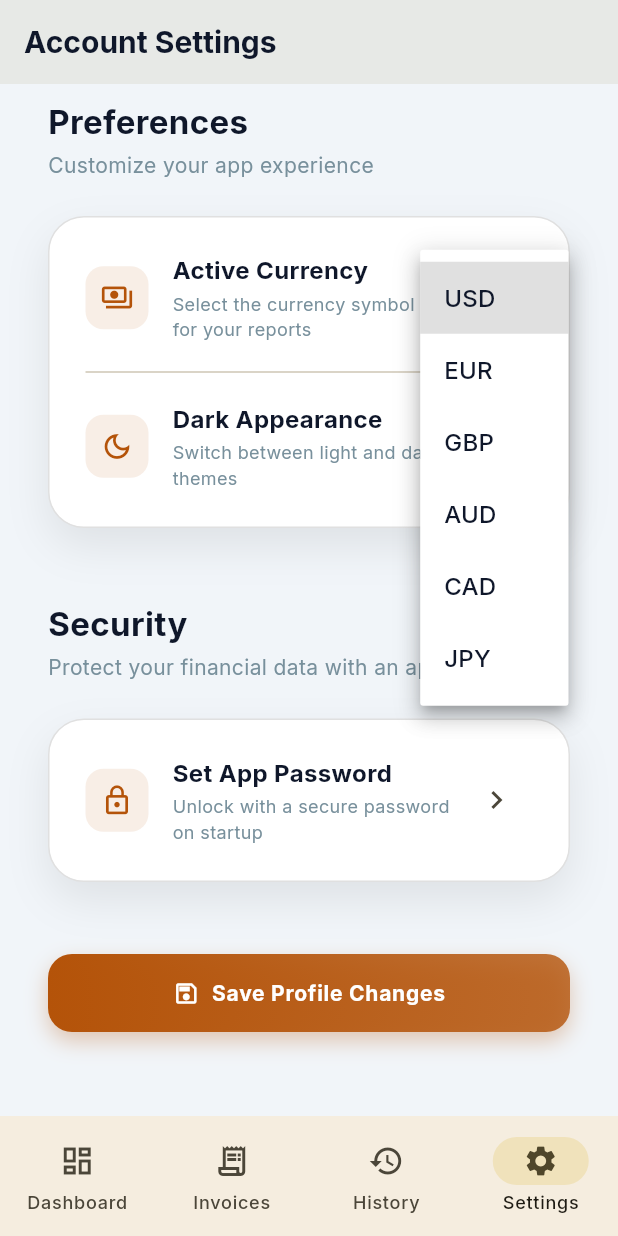
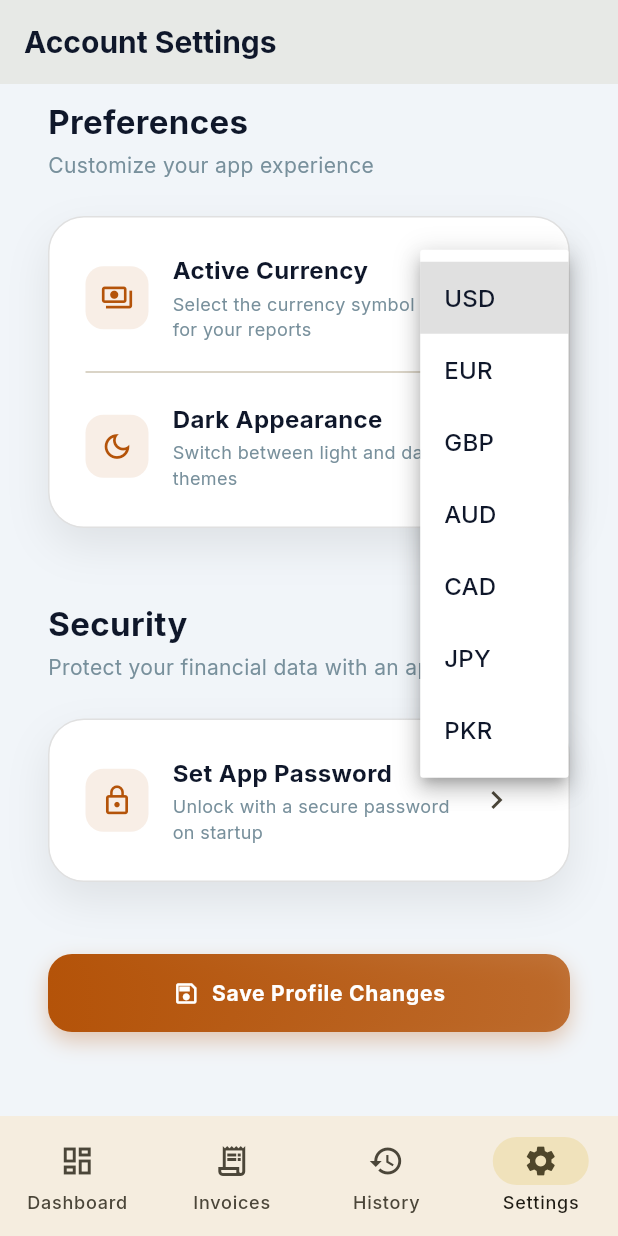
Before and after one commit to zubaidkhandev/invoiceFlow, a Flutter app: the screen it shows after launch, item 4 of the bottom bar chosen, scrolled down 576 dp, after a tap on "USD", on a phone screen of 412 x 824 dp. Run offline on Flutter 3.47's test engine with Material 3 defaults, Android fonts, the phone set to English and light mode, and no system bars; our stand-ins replace fl_chart, flutter_bloc, google_fonts, hive_flutter, image_picker, pdf and 1 more; accounts and stored records are empty.

Commit message:
Debug code

```diff
--- a/lib/screens/create_invoice_screen.dart
+++ b/lib/screens/create_invoice_screen.dart
@@ -413,7 +413,8 @@ class _CreateInvoiceScreenState extends State<CreateInvoiceScreen> {
               initialValue: item.unitPrice.toString(),
               keyboardType: TextInputType.number,
               decoration: InputDecoration(
-                  hintText: 'Price', prefixText: currency == 'USD' ? '\$' : ''),
+                  hintText: 'Price',
+                  prefixText: AppFormatters.getCurrencySymbol(currency)),
               onChanged: (v) => setState(() => _items[index] =
                   item.copyWith(unitPrice: double.tryParse(v) ?? 0)),
             ),
--- a/lib/services/pdf_service.dart
+++ b/lib/services/pdf_service.dart
@@ -445,7 +445,7 @@ class PdfService {
                         fontWeight: pw.FontWeight.bold,
                         color: accentColor)),
                 pw.SizedBox(height: 4),
-                pw.Text('Generated by ClinchX',
+                pw.Text('Generated by ClenchX',
                     style: pw.TextStyle(
                         fontSize: 7,
                         color: PdfColors.grey400,
--- a/lib/utils/constants.dart
+++ b/lib/utils/constants.dart
@@ -1,3 +1,3 @@
 class AppConstants {
-  static const List<String> currencies = ['USD', 'EUR', 'GBP', 'AUD', 'CAD', 'JPY'];
+  static const List<String> currencies = ['USD', 'EUR', 'GBP', 'AUD', 'CAD', 'JPY', 'PKR'];
 }
--- a/lib/utils/formatters.dart
+++ b/lib/utils/formatters.dart
@@ -1,9 +1,24 @@
 import 'package:intl/intl.dart';
 
 class AppFormatters {
+  static String getCurrencySymbol(String currency) {
+    switch (currency) {
+      case 'USD':
+        return '\$';
+      case 'EUR':
+        return '€';
+      case 'GBP':
+        return '£';
+      case 'PKR':
+        return 'Rs.';
+      default:
+        return '\$';
+    }
+  }
+
   static String formatCurrency(double amount, String currency) {
     final format = NumberFormat.currency(
-      symbol: currency == 'USD' ? '\$' : (currency == 'EUR' ? '€' : (currency == 'GBP' ? '£' : '\$')),
+      symbol: getCurrencySymbol(currency),
       decimalDigits: 2,
     );
     return format.format(amount);
--- a/pubspec.yaml
+++ b/pubspec.yaml
@@ -8,6 +8,8 @@ environment:
 
 dependencies:
   flutter:
+    sdk: flutter
+  flutter_web_plugins:
     sdk: flutter
   cupertino_icons: ^1.0.8
   flutter_bloc: ^8.1.6
```
Also changed, not shown: pubspec.lock, 2 other files.
